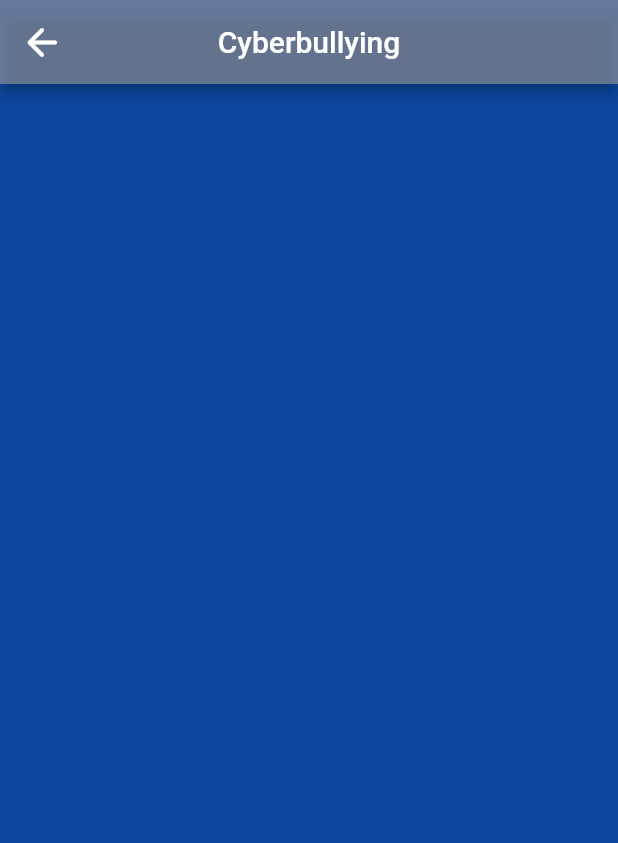
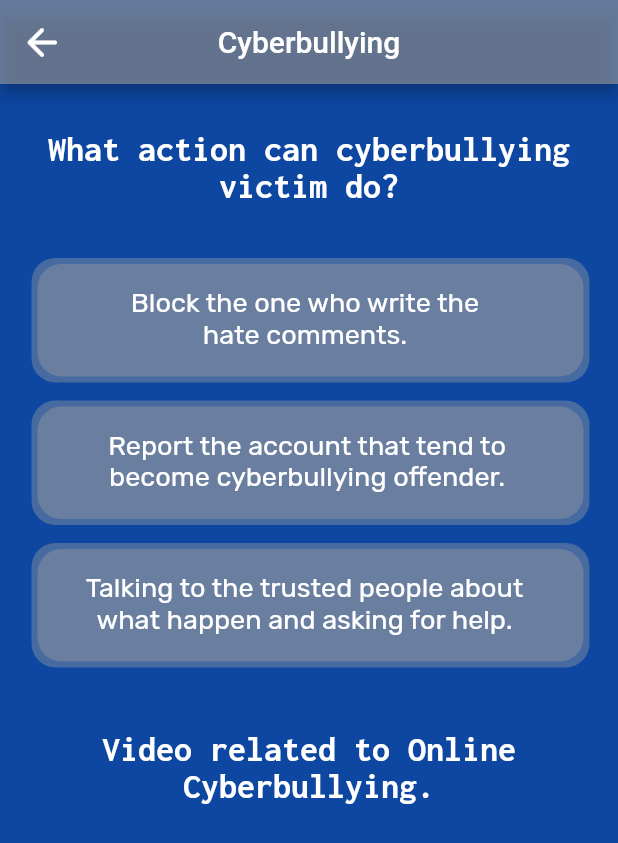
Before and after one commit to azmajafri/LetSecure, a Flutter app: the cyberbullying screen opened directly, on a phone screen of 412 x 824 dp. Shown: the top 843 px of the screen. Run offline on Flutter 3.47's test engine with Material 2 defaults, Android fonts, the phone set to English and light mode, and no system bars; our stand-ins replace google_fonts; missing offline and left inert: let_secure; statements that could not run were skipped.

Commit message:
cyberbullying second page

```diff
--- a/lib/screens/cyberbullying.dart
+++ b/lib/screens/cyberbullying.dart
@@ -1,6 +1,6 @@
 import 'package:flutter/material.dart';
-import 'package:letsecure_app/screens/pornographyPage.dart';
-
+import 'package:google_fonts/google_fonts.dart';
+import 'cyberbullyingPage.dart';
 import 'cybersecurityInfo.dart';
 
 class cyberbullying extends StatefulWidget {
@@ -24,12 +24,121 @@ class _cyberbullyingState extends State<cyberbullying> {
           size: 30,
         ),
           onPressed: () => Navigator.push(context, new MaterialPageRoute(
-              builder: (context) => pornographyPage())
+              builder: (context) => cyberbullyingPage())
           ),
         ),
         title: Text('Cyberbullying'),
         centerTitle: true,
       ),
+      body: SingleChildScrollView(
+        child: SafeArea(
+          child: Stack(
+            children: <Widget>[
+              Container(
+                padding: EdgeInsets.only(top: 30),
+                child: Text("What action can cyberbullying victim do?", style: GoogleFonts.inconsolata(
+                  fontSize: 24,
+                  fontWeight: FontWeight.bold,
+                  color: Colors.white,
+                ),
+                  textAlign: TextAlign.center,
+                ),
+              ),
+              Container(
+                margin: EdgeInsets.only(top: 120, left: 25),
+                width: 364,
+                height: 75,
+                decoration: BoxDecoration(
+                  color: Colors.grey.withOpacity(0.4),
+                  borderRadius: BorderRadius.circular(16),
+                  boxShadow: [
+                    BoxShadow(
+                      color: Colors.grey.withOpacity(0.4),
+                      spreadRadius: 4,
+                    ),
+                  ],
+                ),
+              ),
+              Positioned(
+                left: 85,
+                top: 135,
+                child: Text("Block the one who write the \nhate comments.",
+                  style: GoogleFonts.rubik(
+                    fontSize: 18,
+                    fontWeight: FontWeight.w400,
+                    color: Colors.white,
+                  ),
+                  textAlign: TextAlign.center,
+                ),
+              ),
+              Container(
+                margin: EdgeInsets.only(top: 215, left: 25),
+                width: 364,
+                height: 75,
+                decoration: BoxDecoration(
+                  color: Colors.grey.withOpacity(0.4),
+                  borderRadius: BorderRadius.circular(16),
+                  boxShadow: [
+                    BoxShadow(
+                      color: Colors.grey.withOpacity(0.4),
+                      spreadRadius: 4,
+                    ),
+                  ],
+                ),
+              ),
+              Positioned(
+                left: 70,
+                top: 230,
+                child: Text("Report the account that tend to \nbecome cyberbullying offender.",
+                  style: GoogleFonts.rubik(
+                    fontSize: 18,
+                    fontWeight: FontWeight.w400,
+                    color: Colors.white,
+                  ),
+                  textAlign: TextAlign.center,
+                ),
+              ),
+              Container(
+                margin: EdgeInsets.only(top: 310, left: 25),
+                width: 364,
+                height: 75,
+                decoration: BoxDecoration(
+                  color: Colors.grey.withOpacity(0.4),
+                  borderRadius: BorderRadius.circular(16),
+                  boxShadow: [
+                    BoxShadow(
+                      color: Colors.grey.withOpacity(0.4),
+                      spreadRadius: 4,
+                    ),
+                  ],
+                ),
+              ),
+              Positioned(
+                left: 55,
+                top: 325,
+                child: Text("Talking to the trusted people about \nwhat happen and asking for help.",
+                  style: GoogleFonts.rubik(
+                    fontSize: 18,
+                    fontWeight: FontWeight.w400,
+                    color: Colors.white,
+                  ),
+                  textAlign: TextAlign.center,
+                ),
+              ),
+              Container(
+                padding: EdgeInsets.only(top: 430),
+                child: Text("Video related to Online Cyberbullying.", style: GoogleFonts.inconsolata(
+                  fontSize: 24,
+                  fontWeight: FontWeight.bold,
+                  color: Colors.white,
+                ),
+                  textAlign: TextAlign.center,
+                ),
+              ),
+            ],
+          ),
+        ),
+      ),
     );
   }
 }
```
